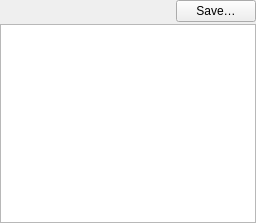
Qt form src/hqc/datalist.ui (metno/kvhqc) before a commit.
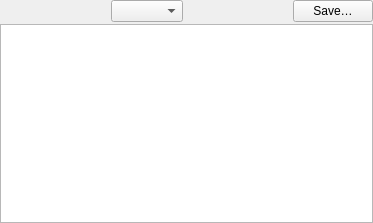
The same form after that commit. Custom widgets are drawn as their Qt base class.

Commit message: allow choosing time step in data list

What changed in the file:
```diff
--- a/src/hqc/datalist.ui
+++ b/src/hqc/datalist.ui
@@ -6,7 +6,7 @@
    <rect>
     <x>0</x>
     <y>0</y>
-    <width>256</width>
+    <width>373</width>
     <height>223</height>
    </rect>
   </property>
@@ -41,6 +41,26 @@
        </property>
       </spacer>
      </item>
+     <item>
+      <widget class="QComboBox" name="comboTimeStep">
+       <property name="toolTip">
+        <string>Time step for times to be shown in the data list.</string>
+       </property>
+      </widget>
+     </item>
+     <item>
+      <spacer name="horizontalSpacer_2">
+       <property name="orientation">
+        <enum>Qt::Horizontal</enum>
+       </property>
+       <property name="sizeHint" stdset="0">
+        <size>
+         <width>40</width>
+         <height>20</height>
+        </size>
+       </property>
+      </spacer>
+     </item>
      <item>
       <widget class="QPushButton" name="buttonSaveAs">
        <property name="toolTip">
```
Left out of the diff: 23 changed lines with no effect on the pictures. The commit also changes 10 other files.
